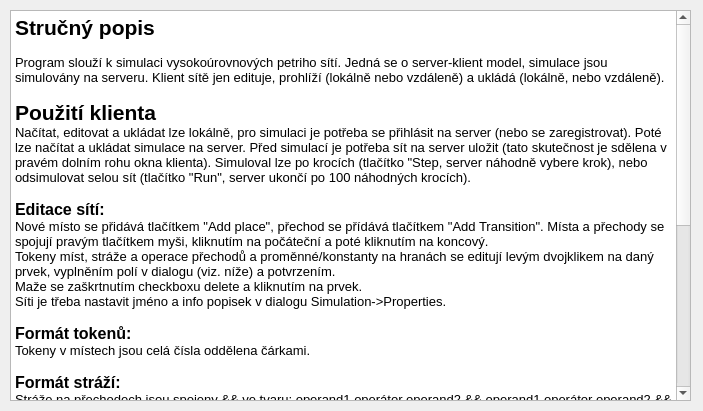
garretraziel/icp, file client/helpdialog.ui: the form before one commit.
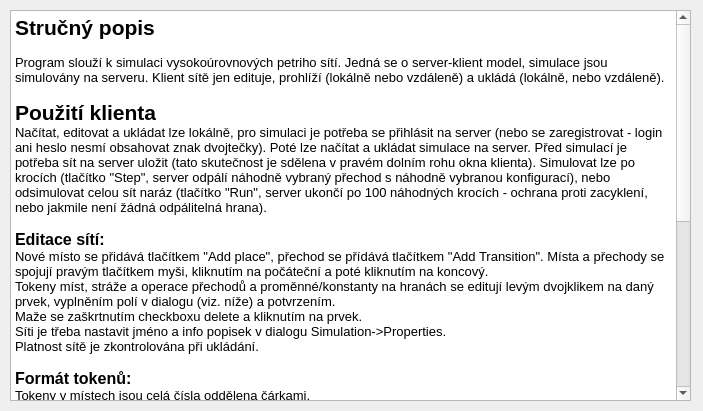
The form after the commit.

Commit message: dopsano neco do napovedy

```diff
--- a/client/helpdialog.ui
+++ b/client/helpdialog.ui
@@ -37,40 +37,39 @@
 p, li { white-space: pre-wrap; }
 &lt;/style&gt;&lt;/head&gt;&lt;body style=&quot; font-family:'Sans Serif'; font-size:9pt; font-weight:400; font-style:normal;&quot;&gt;
 &lt;p style=&quot; margin-top:0px; margin-bottom:0px; margin-left:0px; margin-right:0px; -qt-block-indent:0; text-indent:0px;&quot;&gt;&lt;span style=&quot; font-size:16pt; font-weight:600;&quot;&gt;Stručný popis&lt;/span&gt;&lt;/p&gt;
-&lt;p style=&quot;-qt-paragraph-type:empty; margin-top:0px; margin-bottom:0px; margin-left:0px; margin-right:0px; -qt-block-indent:0; text-indent:0px; font-size:10pt; font-weight:600;&quot;&gt;&lt;/p&gt;
+&lt;p style=&quot;-qt-paragraph-type:empty; margin-top:0px; margin-bottom:0px; margin-left:0px; margin-right:0px; -qt-block-indent:0; text-indent:0px; font-size:10pt; font-weight:600;&quot;&gt;&lt;br /&gt;&lt;/p&gt;
 &lt;p style=&quot; margin-top:0px; margin-bottom:0px; margin-left:0px; margin-right:0px; -qt-block-indent:0; text-indent:0px;&quot;&gt;&lt;span style=&quot; font-size:10pt;&quot;&gt;Program slouží k simulaci vysokoúrovnových petriho sítí. Jedná se o server-klient model, simulace jsou simulovány na serveru. Klient sítě jen edituje, prohlíží (lokálně nebo vzdáleně) a ukládá (lokálně, nebo vzdáleně).&lt;/span&gt;&lt;/p&gt;
-&lt;p style=&quot;-qt-paragraph-type:empty; margin-top:0px; margin-bottom:0px; margin-left:0px; margin-right:0px; -qt-block-indent:0; text-indent:0px; font-size:10pt;&quot;&gt;&lt;/p&gt;
+&lt;p style=&quot;-qt-paragraph-type:empty; margin-top:0px; margin-bottom:0px; margin-left:0px; margin-right:0px; -qt-block-indent:0; text-indent:0px; font-size:10pt;&quot;&gt;&lt;br /&gt;&lt;/p&gt;
 &lt;p style=&quot; margin-top:0px; margin-bottom:0px; margin-left:0px; margin-right:0px; -qt-block-indent:0; text-indent:0px;&quot;&gt;&lt;span style=&quot; font-size:16pt; font-weight:600;&quot;&gt;Použití klienta&lt;/span&gt;&lt;/p&gt;
-&lt;p style=&quot; margin-top:0px; margin-bottom:0px; margin-left:0px; margin-right:0px; -qt-block-indent:0; text-indent:0px;&quot;&gt;&lt;span style=&quot; font-size:10pt;&quot;&gt;Načítat, editovat a ukládat lze lokálně, pro simulaci je potřeba se přihlásit na server (nebo se zaregistrovat). Poté lze načítat a ukládat simulace na server. Před simulací je potřeba sít na server uložit (tato skutečnost je sdělena v pravém dolním rohu okna klienta). Simuloval lze po krocích (tlačítko &amp;quot;Step, server náhodně vybere krok), nebo odsimulovat selou sít (tlačítko &amp;quot;Run&amp;quot;, server ukončí po 100 náhodných krocích).&lt;/span&gt;&lt;/p&gt;
-&lt;p style=&quot;-qt-paragraph-type:empty; margin-top:0px; margin-bottom:0px; margin-left:0px; margin-right:0px; -qt-block-indent:0; text-indent:0px; font-size:10pt;&quot;&gt;&lt;/p&gt;
+&lt;p style=&quot; margin-top:0px; margin-bottom:0px; margin-left:0px; margin-right:0px; -qt-block-indent:0; text-indent:0px;&quot;&gt;&lt;span style=&quot; font-size:10pt;&quot;&gt;Načítat, editovat a ukládat lze lokálně, pro simulaci je potřeba se přihlásit na server (nebo se zaregistrovat - login ani heslo nesmí obsahovat znak dvojtečky). Poté lze načítat a ukládat simulace na server. Před simulací je potřeba sít na server uložit (tato skutečnost je sdělena v pravém dolním rohu okna klienta). Simulovat lze po krocích (tlačítko &amp;quot;Step&amp;quot;, server odpálí náhodně vybraný přechod s náhodně vybranou konfigurací), nebo odsimulovat celou sít naráz (tlačítko &amp;quot;Run&amp;quot;, server ukončí po 100 náhodných krocích - ochrana proti zacyklení, nebo jakmile není žádná odpálitelná hrana).&lt;/span&gt;&lt;/p&gt;
+&lt;p style=&quot;-qt-paragraph-type:empty; margin-top:0px; margin-bottom:0px; margin-left:0px; margin-right:0px; -qt-block-indent:0; text-indent:0px; font-size:10pt;&quot;&gt;&lt;br /&gt;&lt;/p&gt;
 &lt;p style=&quot; margin-top:0px; margin-bottom:0px; margin-left:0px; margin-right:0px; -qt-block-indent:0; text-indent:0px;&quot;&gt;&lt;span style=&quot; font-size:12pt; font-weight:600;&quot;&gt;Editace sítí:&lt;/span&gt;&lt;/p&gt;
 &lt;p style=&quot; margin-top:0px; margin-bottom:0px; margin-left:0px; margin-right:0px; -qt-block-indent:0; text-indent:0px;&quot;&gt;&lt;span style=&quot; font-size:10pt;&quot;&gt;Nové místo se přidává tlačítkem &amp;quot;Add place&amp;quot;, přechod se přídává tlačítkem &amp;quot;Add Transition&amp;quot;. Místa a přechody se spojují pravým tlačítkem myši, kliknutím na počáteční a poté kliknutím na koncový.&lt;/span&gt;&lt;/p&gt;
 &lt;p style=&quot; margin-top:0px; margin-bottom:0px; margin-left:0px; margin-right:0px; -qt-block-indent:0; text-indent:0px;&quot;&gt;&lt;span style=&quot; font-size:10pt;&quot;&gt;Tokeny míst, stráže a operace přechodů a proměnné/konstanty na hranách se editují levým dvojklikem na daný prvek, vyplněním polí v dialogu (viz. níže) a potvrzením.&lt;/span&gt;&lt;/p&gt;
 &lt;p style=&quot; margin-top:0px; margin-bottom:0px; margin-left:0px; margin-right:0px; -qt-block-indent:0; text-indent:0px;&quot;&gt;&lt;span style=&quot; font-size:10pt;&quot;&gt;Maže se zaškrtnutím checkboxu delete a kliknutím na prvek.&lt;/span&gt;&lt;/p&gt;
 &lt;p style=&quot; margin-top:0px; margin-bottom:0px; margin-left:0px; margin-right:0px; -qt-block-indent:0; text-indent:0px;&quot;&gt;&lt;span style=&quot; font-size:10pt;&quot;&gt;Síti je třeba nastavit jméno a info popisek v dialogu Simulation-&amp;gt;Properties.&lt;/span&gt;&lt;/p&gt;
-&lt;p style=&quot;-qt-paragraph-type:empty; margin-top:0px; margin-bottom:0px; margin-left:0px; margin-right:0px; -qt-block-indent:0; text-indent:0px; font-size:10pt;&quot;&gt;&lt;/p&gt;
+&lt;p style=&quot; margin-top:0px; margin-bottom:0px; margin-left:0px; margin-right:0px; -qt-block-indent:0; text-indent:0px;&quot;&gt;&lt;span style=&quot; font-size:10pt;&quot;&gt;Platnost sítě je zkontrolována při ukládání.&lt;/span&gt;&lt;/p&gt;
+&lt;p style=&quot;-qt-paragraph-type:empty; margin-top:0px; margin-bottom:0px; margin-left:0px; margin-right:0px; -qt-block-indent:0; text-indent:0px; font-size:10pt;&quot;&gt;&lt;br /&gt;&lt;/p&gt;
 &lt;p style=&quot; margin-top:0px; margin-bottom:0px; margin-left:0px; margin-right:0px; -qt-block-indent:0; text-indent:0px;&quot;&gt;&lt;span style=&quot; font-size:12pt; font-weight:600;&quot;&gt;Formát tokenů:&lt;/span&gt;&lt;/p&gt;
 &lt;p style=&quot; margin-top:0px; margin-bottom:0px; margin-left:0px; margin-right:0px; -qt-block-indent:0; text-indent:0px;&quot;&gt;&lt;span style=&quot; font-size:10pt;&quot;&gt;Tokeny v místech jsou celá čísla oddělena čárkami.&lt;/span&gt;&lt;/p&gt;
-&lt;p style=&quot;-qt-paragraph-type:empty; margin-top:0px; margin-bottom:0px; margin-left:0px; margin-right:0px; -qt-block-indent:0; text-indent:0px; font-size:10pt;&quot;&gt;&lt;/p&gt;
+&lt;p style=&quot;-qt-paragraph-type:empty; margin-top:0px; margin-bottom:0px; margin-left:0px; margin-right:0px; -qt-block-indent:0; text-indent:0px; font-size:10pt;&quot;&gt;&lt;br /&gt;&lt;/p&gt;
 &lt;p style=&quot; margin-top:0px; margin-bottom:0px; margin-left:0px; margin-right:0px; -qt-block-indent:0; text-indent:0px;&quot;&gt;&lt;span style=&quot; font-size:12pt; font-weight:600;&quot;&gt;Formát stráží:&lt;/span&gt;&lt;/p&gt;
 &lt;p style=&quot; margin-top:0px; margin-bottom:0px; margin-left:0px; margin-right:0px; -qt-block-indent:0; text-indent:0px;&quot;&gt;&lt;span style=&quot; font-size:10pt;&quot;&gt;Stráže na přechodech jsou spojeny &amp;amp;&amp;amp; ve tvaru: operand1 operátor operand2 &amp;amp;&amp;amp; operand1 operátor operand2 &amp;amp;&amp;amp; ... &amp;amp;&amp;amp; ... &lt;/span&gt;&lt;/p&gt;
 &lt;p style=&quot; margin-top:0px; margin-bottom:0px; margin-left:0px; margin-right:0px; -qt-block-indent:0; text-indent:0px;&quot;&gt;&lt;span style=&quot; font-size:10pt;&quot;&gt;Možné operátory: &amp;gt;, &amp;gt;=, &amp;lt;, &amp;lt;=, == a !=&lt;/span&gt;&lt;/p&gt;
 &lt;p style=&quot; margin-top:0px; margin-bottom:0px; margin-left:0px; margin-right:0px; -qt-block-indent:0; text-indent:0px;&quot;&gt;&lt;span style=&quot; font-size:10pt;&quot;&gt;Př.:  x&amp;gt;y &amp;amp;&amp;amp; y == 5 &amp;amp;&amp;amp; z &amp;lt; 0&lt;/span&gt;&lt;/p&gt;
-&lt;p style=&quot;-qt-paragraph-type:empty; margin-top:0px; margin-bottom:0px; margin-left:0px; margin-right:0px; -qt-block-indent:0; text-indent:0px; font-size:10pt;&quot;&gt;&lt;/p&gt;
+&lt;p style=&quot;-qt-paragraph-type:empty; margin-top:0px; margin-bottom:0px; margin-left:0px; margin-right:0px; -qt-block-indent:0; text-indent:0px; font-size:10pt;&quot;&gt;&lt;br /&gt;&lt;/p&gt;
+&lt;p style=&quot; margin-top:0px; margin-bottom:0px; margin-left:0px; margin-right:0px; -qt-block-indent:0; text-indent:0px;&quot;&gt;&lt;span style=&quot; font-size:10pt;&quot;&gt;Názvy vstupních hran musí být v rámci jednoho přechodu unikátní.&lt;/span&gt;&lt;/p&gt;
+&lt;p style=&quot;-qt-paragraph-type:empty; margin-top:0px; margin-bottom:0px; margin-left:0px; margin-right:0px; -qt-block-indent:0; text-indent:0px; font-size:10pt;&quot;&gt;&lt;br /&gt;&lt;/p&gt;
 &lt;p style=&quot; margin-top:0px; margin-bottom:0px; margin-left:0px; margin-right:0px; -qt-block-indent:0; text-indent:0px;&quot;&gt;&lt;span style=&quot; font-size:12pt; font-weight:600;&quot;&gt;Formát operací:&lt;/span&gt;&lt;/p&gt;
 &lt;p style=&quot; margin-top:0px; margin-bottom:0px; margin-left:0px; margin-right:0px; -qt-block-indent:0; text-indent:0px;&quot;&gt;&lt;span style=&quot; font-size:10pt;&quot;&gt;Operace na přechodech jsou odděleny středníkem ve tvaru: výstup1 = operátor operand1 operátor operand2 operátor; výstup2 = operátor operand1 ...&lt;/span&gt;&lt;/p&gt;
 &lt;p style=&quot; margin-top:0px; margin-bottom:0px; margin-left:0px; margin-right:0px; -qt-block-indent:0; text-indent:0px;&quot;&gt;&lt;span style=&quot; font-size:10pt;&quot;&gt;Možné operátory: + a -&lt;/span&gt;&lt;/p&gt;
 &lt;p style=&quot; margin-top:0px; margin-bottom:0px; margin-left:0px; margin-right:0px; -qt-block-indent:0; text-indent:0px;&quot;&gt;&lt;span style=&quot; font-size:10pt;&quot;&gt;Př.: o = x+y+z-5; p=-5; q=+y&lt;/span&gt;&lt;/p&gt;
-&lt;p style=&quot;-qt-paragraph-type:empty; margin-top:0px; margin-bottom:0px; margin-left:0px; margin-right:0px; -qt-block-indent:0; text-indent:0px; font-size:10pt;&quot;&gt;&lt;/p&gt;
-&lt;p style=&quot;-qt-paragraph-type:empty; margin-top:0px; margin-bottom:0px; margin-left:0px; margin-right:0px; -qt-block-indent:0; text-indent:0px; font-size:10pt;&quot;&gt;&lt;/p&gt;
+&lt;p style=&quot;-qt-paragraph-type:empty; margin-top:0px; margin-bottom:0px; margin-left:0px; margin-right:0px; -qt-block-indent:0; text-indent:0px; font-size:10pt;&quot;&gt;&lt;br /&gt;&lt;/p&gt;
+&lt;p style=&quot;-qt-paragraph-type:empty; margin-top:0px; margin-bottom:0px; margin-left:0px; margin-right:0px; -qt-block-indent:0; text-indent:0px; font-size:10pt;&quot;&gt;&lt;br /&gt;&lt;/p&gt;
 &lt;p style=&quot; margin-top:0px; margin-bottom:0px; margin-left:0px; margin-right:0px; -qt-block-indent:0; text-indent:0px;&quot;&gt;&lt;span style=&quot; font-size:16pt; font-weight:600;&quot;&gt;Použití serveru&lt;/span&gt;&lt;/p&gt;
-&lt;p style=&quot;-qt-paragraph-type:empty; margin-top:0px; margin-bottom:0px; margin-left:0px; margin-right:0px; -qt-block-indent:0; text-indent:0px; font-size:10pt;&quot;&gt;&lt;/p&gt;
+&lt;p style=&quot;-qt-paragraph-type:empty; margin-top:0px; margin-bottom:0px; margin-left:0px; margin-right:0px; -qt-block-indent:0; text-indent:0px; font-size:10pt;&quot;&gt;&lt;br /&gt;&lt;/p&gt;
 &lt;p style=&quot; margin-top:0px; margin-bottom:0px; margin-left:0px; margin-right:0px; -qt-block-indent:0; text-indent:0px;&quot;&gt;&lt;span style=&quot; font-size:10pt;&quot;&gt;Stačí pouze spustit binární soubor se serverem. Server beží na portu 11899.&lt;/span&gt;&lt;/p&gt;
-&lt;p style=&quot; margin-top:0px; margin-bottom:0px; margin-left:0px; margin-right:0px; -qt-block-indent:0; text-indent:0px;&quot;&gt;&lt;span style=&quot; font-size:10pt;&quot;&gt;Server loguje spuštěné simulace do souboru log.dat&lt;/span&gt;&lt;/p&gt;
-&lt;p style=&quot;-qt-paragraph-type:empty; margin-top:0px; margin-bottom:0px; margin-left:0px; margin-right:0px; -qt-block-indent:0; text-indent:0px; font-size:10pt;&quot;&gt;&lt;/p&gt;
-&lt;p style=&quot;-qt-paragraph-type:empty; margin-top:0px; margin-bottom:0px; margin-left:0px; margin-right:0px; -qt-block-indent:0; text-indent:0px; font-size:10pt;&quot;&gt;&lt;/p&gt;
-&lt;p style=&quot;-qt-paragraph-type:empty; margin-top:0px; margin-bottom:0px; margin-left:0px; margin-right:0px; -qt-block-indent:0; text-indent:0px; font-size:10pt;&quot;&gt;&lt;/p&gt;
-&lt;p style=&quot;-qt-paragraph-type:empty; margin-top:0px; margin-bottom:0px; margin-left:0px; margin-right:0px; -qt-block-indent:0; text-indent:0px; font-size:10pt;&quot;&gt;&lt;/p&gt;&lt;/body&gt;&lt;/html&gt;</string>
+&lt;p style=&quot; margin-top:0px; margin-bottom:0px; margin-left:0px; margin-right:0px; -qt-block-indent:0; text-indent:0px;&quot;&gt;&lt;span style=&quot; font-size:10pt;&quot;&gt;Server loguje spuštěné simulace do souboru log.dat&lt;/span&gt;&lt;/p&gt;&lt;/body&gt;&lt;/html&gt;</string>
    </property>
   </widget>
  </widget>
```
